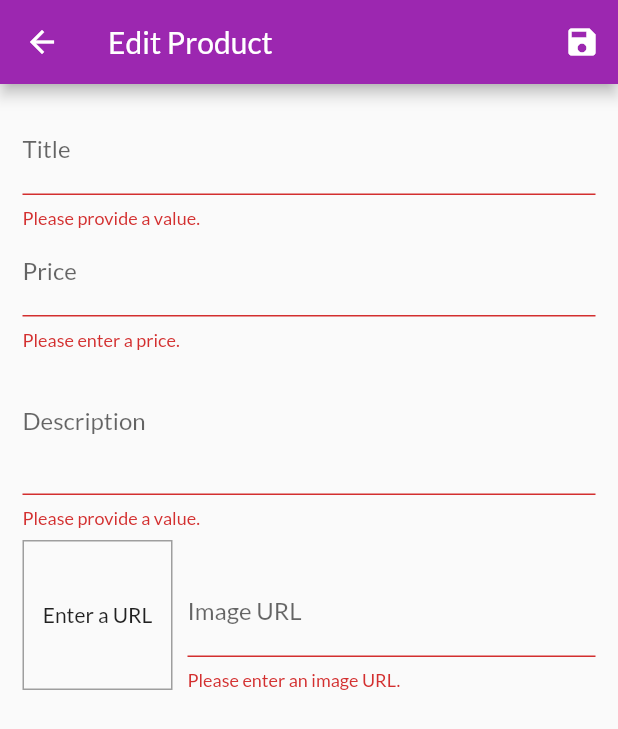
After one commit to mertguler94/shop_app_flutter, a Flutter app: the EditProductScreen screen opened by its route, after a tap on the "save" icon, on a phone screen of 412 x 824 dp. The commit adds this screen. Shown: the top 729 px of the screen. Run offline on Flutter 3.47's test engine with Material 2 defaults, Android fonts, the phone set to English and light mode, and no system bars; network calls fail.

Commit message:
Manage Product Page is created along with editing, adding, deleting product functionality

```diff
--- a/lib/main.dart
+++ b/lib/main.dart
@@ -8,6 +8,8 @@ import './providers/cart.dart';
 import './screens/cart_screen.dart';
 import './providers/orders.dart';
 import './screens/orders_screen.dart';
+import './screens/user_products_screen.dart';
+import './screens/edit_product_screen.dart';
 
 void main() {
   runApp(const MyApp());
@@ -38,6 +40,9 @@ class MyApp extends StatelessWidget {
               const ProductDetailScreen()),
           CartScreen.routeName: ((context) => const CartScreen()),
           OrdersScreen.routeName: ((context) => const OrdersScreen()),
+          UserProductsScreen.routeName: ((context) =>
+              const UserProductsScreen()),
+          EditProductScreen.routeName: ((context) => const EditProductScreen())
         },
       ),
     );
--- a/lib/providers/products.dart
+++ b/lib/providers/products.dart
@@ -67,8 +67,30 @@ class Products with ChangeNotifier {
   //   notifyListeners();
   // }
 
-  void addProduct() {
-    // _items.add(value);
+  void addProduct(Product product) {
+    final newProduct = Product(
+      id: DateTime.now().toString(),
+      title: product.title,
+      description: product.description,
+      price: product.price,
+      imageUrl: product.imageUrl,
+    );
+
+    _items.add(newProduct);
+    notifyListeners();
+  }
+
+  void updateProduct(String id, Product newProduct) {
+    final prodIndex = _items.indexWhere((prod) => prod.id == id);
+
+    if (prodIndex >= 0) {
+      _items[prodIndex] = newProduct;
+      notifyListeners();
+    }
+  }
+
+  void deleteProduct(String id) {
+    _items.removeWhere((prod) => prod.id == id);
     notifyListeners();
   }
 }
--- /dev/null
+++ b/lib/screens/edit_product_screen.dart
@@ -0,0 +1,242 @@
+import 'package:flutter/material.dart';
+import 'package:provider/provider.dart';
+
+import '../providers/product.dart';
+import '../providers/products.dart';
+
+class EditProductScreen extends StatefulWidget {
+  static const routeName = 'edit-product';
+
+  const EditProductScreen({Key? key}) : super(key: key);
+
+  @override
+  State<EditProductScreen> createState() => _EditProductScreenState();
+}
+
+class _EditProductScreenState extends State<EditProductScreen> {
+  final _priceFocusNode = FocusNode();
+  final _descriptionFocusNode = FocusNode();
+  final _imageUrlController = TextEditingController();
+  final _imageUrlFocusNode = FocusNode();
+  final _form = GlobalKey<FormState>();
+  var _editedProduct =
+      Product(id: '', title: '', description: '', price: 0, imageUrl: '');
+
+  var _initValues = {
+    'title': '',
+    'description': '',
+    'price': '',
+    'imageUrl': '',
+  };
+
+  var _isInit = true;
+
+  @override
+  void initState() {
+    super.initState();
+    _imageUrlFocusNode.addListener(() {
+      if (!_imageUrlFocusNode.hasFocus) {
+        setState(() {});
+      }
+    });
+  }
+
+  @override
+  void didChangeDependencies() {
+    super.didChangeDependencies();
+
+    if (_isInit) {
+      final productId = ModalRoute.of(context)?.settings.arguments?.toString();
+      if (productId != null) {
+        _editedProduct =
+            Provider.of<Products>(context, listen: false).findById(productId);
+
+        _initValues = {
+          'title': _editedProduct.title,
+          'description': _editedProduct.description,
+          'price': _editedProduct.price.toString(),
+        };
+
+        _imageUrlController.text = _editedProduct.imageUrl;
+      }
+    }
+    _isInit = false;
+  }
+
+  @override
+  void dispose() {
+    super.dispose();
+    _imageUrlFocusNode.removeListener(() {});
+    _priceFocusNode.dispose();
+    _descriptionFocusNode.dispose();
+    _imageUrlController.dispose();
+    _imageUrlFocusNode.dispose();
+  }
+
+  void _saveForm() {
+    final isValid = _form.currentState?.validate();
+    if (!isValid!) return;
+    _form.currentState?.save();
+
+    if (_editedProduct.id == '') {
+      Provider.of<Products>(context, listen: false).addProduct(_editedProduct);
+    } else {
+      Provider.of<Products>(context, listen: false)
+          .updateProduct(_editedProduct.id, _editedProduct);
+    }
+
+    Navigator.of(context).pop();
+  }
+
+  @override
+  Widget build(BuildContext context) {
+    return Scaffold(
+      appBar: AppBar(
+        title: const Text('Edit Product'),
+        actions: [
+          IconButton(onPressed: _saveForm, icon: const Icon(Icons.save))
+        ],
+      ),
+      body: Padding(
+        padding: const EdgeInsets.all(15),
+        child: Form(
+            key: _form,
+            child: SingleChildScrollView(
+              child: Column(
+                children: [
+                  TextFormField(
+                    initialValue: _initValues['title'],
+                    decoration: const InputDecoration(labelText: 'Title'),
+                    textInputAction: TextInputAction.next,
+                    validator: (value) {
+                      if (value!.isEmpty) return 'Please provide a value.';
+                      return null;
+                    },
+                    onFieldSubmitted: (_) {
+                      FocusScope.of(context).requestFocus(_priceFocusNode);
+                    },
+                    onSaved: ((value) {
+                      _editedProduct = Product(
+                        id: _editedProduct.id,
+                        title: value!,
+                        description: _editedProduct.description,
+                        price: _editedProduct.price,
+                        imageUrl: _editedProduct.imageUrl,
+                        isFavorite: _editedProduct.isFavorite,
+                      );
+                    }),
+                  ),
+                  TextFormField(
+                    initialValue: _initValues['price'],
+                    decoration: const InputDecoration(labelText: 'Price'),
+                    textInputAction: TextInputAction.next,
+                    keyboardType: TextInputType.number,
+                    focusNode: _priceFocusNode,
+                    validator: (value) {
+                      if (value!.isEmpty) return 'Please enter a price.';
+                      if (double.tryParse(value) == null) {
+                        return 'Enter a valid number.';
+                      }
+                      if (double.parse(value) <= 0) {
+                        return 'Please enter a price greater than 0.';
+                      }
+                      return null;
+                    },
+                    onFieldSubmitted: (_) {
+                      FocusScope.of(context)
+                          .requestFocus(_descriptionFocusNode);
+                    },
+                    onSaved: ((value) {
+                      _editedProduct = Product(
+                        id: _editedProduct.id,
+                        title: _editedProduct.title,
+                        description: _editedProduct.description,
+                        price: double.parse(value!),
+                        imageUrl: _editedProduct.imageUrl,
+                        isFavorite: _editedProduct.isFavorite,
+                      );
+                    }),
+                  ),
+                  TextFormField(
+                    initialValue: _initValues['description'],
+                    decoration: const InputDecoration(labelText: 'Description'),
+                    maxLines: 3,
+                    keyboardType: TextInputType.multiline,
+                    focusNode: _descriptionFocusNode,
+                    validator: (value) {
+                      if (value!.isEmpty) return 'Please provide a value.';
+                      if (value.length < 10) {
+                        return 'Should be at least 10 characters long.';
+                      }
+                      return null;
+                    },
+                    onSaved: ((value) {
+                      _editedProduct = Product(
+                        id: _editedProduct.id,
+                        title: _editedProduct.title,
+                        description: value!,
+                        price: _editedProduct.price,
+                        imageUrl: _editedProduct.imageUrl,
+                        isFavorite: _editedProduct.isFavorite,
+                      );
+                    }),
+                  ),
+                  Row(
+                    crossAxisAlignment: CrossAxisAlignment.end,
+                    children: [
+                      Container(
+                        alignment: Alignment.center,
+                        width: 100,
+                        height: 100,
+                        margin: const EdgeInsets.only(top: 8, right: 10),
+                        decoration: BoxDecoration(
+                            border: Border.all(width: 1, color: Colors.grey)),
+                        child: _imageUrlController.text.isEmpty
+                            ? const Text('Enter a URL')
+                            : FittedBox(
+                                fit: BoxFit.cover,
+                                child: Image.network(_imageUrlController.text),
+                              ),
+                      ),
+                      Expanded(
+                        child: TextFormField(
+                          decoration:
+                              const InputDecoration(labelText: 'Image URL'),
+                          keyboardType: TextInputType.url,
+                          textInputAction: TextInputAction.done,
+                          controller: _imageUrlController,
+                          validator: (value) {
+                            if (value!.isEmpty) {
+                              return 'Please enter an image URL.';
+                            }
+                            if (!value.startsWith('http')) {
+                              return 'Please enter a valid image URL.';
+                            }
+                            return null;
+                          },
+                          onFieldSubmitted: ((_) {
+                            setState(() {});
+                            _saveForm();
+                          }),
+                          focusNode: _imageUrlFocusNode,
+                          onSaved: ((value) {
+                            _editedProduct = Product(
+                              id: _editedProduct.id,
+                              title: _editedProduct.title,
+                              description: _editedProduct.description,
+                              price: _editedProduct.price,
+                              imageUrl: value!,
+                              isFavorite: _editedProduct.isFavorite,
+                            );
+                          }),
+                        ),
+                      ),
+                    ],
+                  ),
+                ],
+              ),
+            )),
+      ),
+    );
+  }
+}
--- a/lib/widgets/app_drawer.dart
+++ b/lib/widgets/app_drawer.dart
@@ -1,6 +1,8 @@
 import 'package:flutter/material.dart';
+import 'package:shop_app/screens/user_products_screen.dart';
 
 import '../screens/orders_screen.dart';
+import '../screens/user_products_screen.dart';
 
 class AppDrawer extends StatelessWidget {
   const AppDrawer({Key? key}) : super(key: key);
@@ -29,6 +31,14 @@ class AppDrawer extends StatelessWidget {
                 Navigator.of(context)
                     .pushReplacementNamed(OrdersScreen.routeName);
               })),
+          const Divider(),
+          ListTile(
+              leading: const Icon(Icons.edit),
+              title: const Text('Manage Products'),
+              onTap: (() {
+                Navigator.of(context)
+                    .pushReplacementNamed(UserProductsScreen.routeName);
+              })),
         ],
       ),
     );
```
Also changed, not shown: lib/screens/user_products_screen.dart (added, +47 -0 lines), lib/widgets/user_product_item.dart (added, +44 -0 lines).
